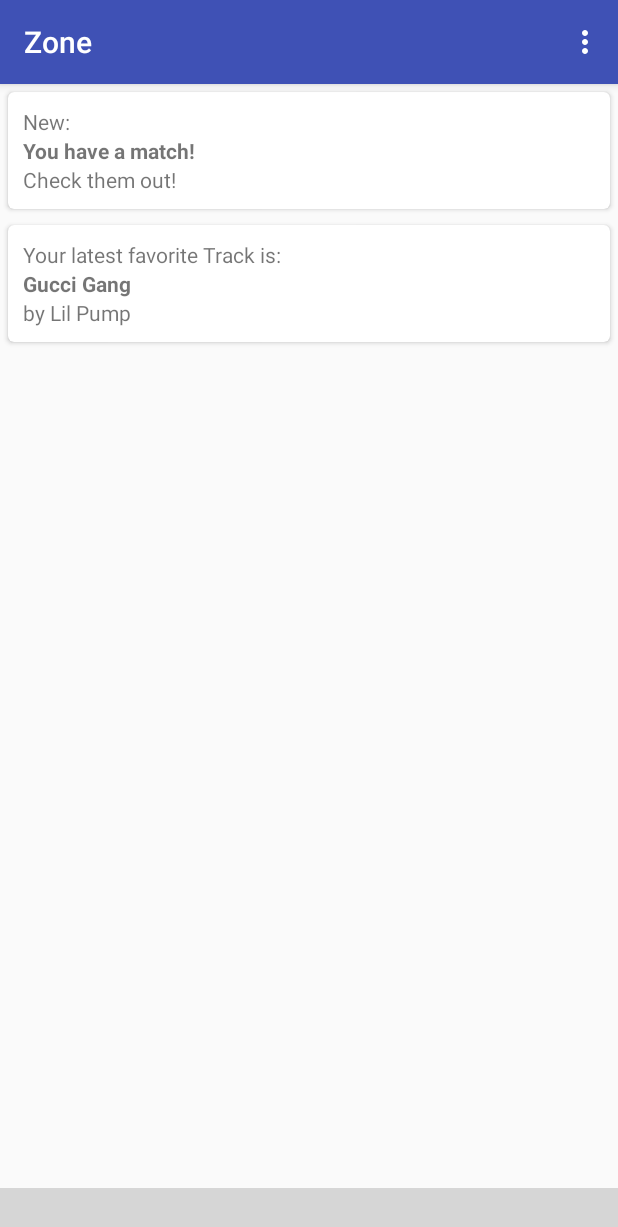
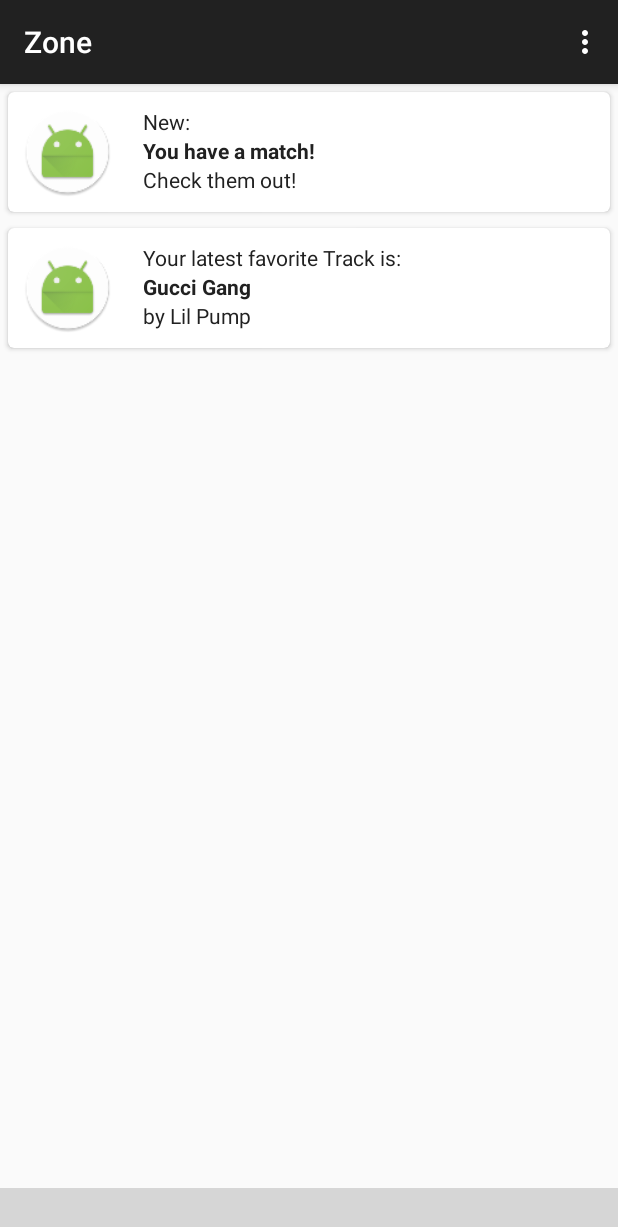
Before and after one commit to sumegim/zone-demo, an Android app: the screen it shows after launch once a user with an empty profile is signed in (MainActivity), on a phone screen of 412 x 824 dp. Shown: the top 1227 px of the screen. Run offline under Robolectric (Android 15) with nearby library versions, the phone set to English and light mode, and no system bars; our stand-ins replace Firebase (no records; nobody signed in at launch, a user with empty details on screens opened directly); libraries missing offline, so code that uses them is left out: com.aurelhubert.ahbottomnavigation, com.firebase.ui; plain views replace AHBottomNavigation; 16 statements that could not run were skipped; grey boxes are pictures that could not be loaded.

Commit message:
fragments

```diff
--- /dev/null
+++ b/app/src/main/java/com/example/mars/zonedemo/BottomBarAdapter.java
@@ -0,0 +1,33 @@
+package com.example.mars.zonedemo;
+
+import android.support.v4.app.Fragment;
+import android.support.v4.app.FragmentManager;
+
+import java.util.ArrayList;
+import java.util.List;
+
+/**
+ * Created by mars on 2017.12.15..
+ */
+
+public class BottomBarAdapter extends SmartFragmentStatePagerAdapter {
+    private final List<Fragment> fragments = new ArrayList<>();
+
+    public BottomBarAdapter(FragmentManager fragmentManager) {
+        super(fragmentManager);
+    }
+
+    public void addFragments(Fragment fragment) {
+        fragments.add(fragment);
+    }
+
+    @Override
+    public Fragment getItem(int position) {
+        return fragments.get(position);
+    }
+
+    @Override
+    public int getCount() {
+        return fragments.size();
+    }
+}
--- /dev/null
+++ b/app/src/main/java/com/example/mars/zonedemo/DummyFragment.java
@@ -0,0 +1,75 @@
+package com.example.mars.zonedemo;
+
+import android.os.Bundle;
+import android.support.annotation.Nullable;
+import android.support.v4.app.Fragment;
+import android.support.v7.widget.LinearLayoutManager;
+import android.support.v7.widget.RecyclerView;
+import android.view.LayoutInflater;
+import android.view.View;
+import android.view.ViewGroup;
+
+/**
+ * Created by mars on 2017.12.15..
+ */
+
+public class DummyFragment extends Fragment {
+
+    public DummyFragment() {
+        // Required empty public constructor
+    }
+
+    private RecyclerView recyclerViewPosts;
+    private PostsAdapter postsAdapter;
+
+    private static final String ARG_PAGE= "page";
+    private int pageNumber;
+
+    @Override
+    public void onCreate(@Nullable Bundle savedInstanceState) {
+        super.onCreate(savedInstanceState);
+        if (getArguments() != null) {
+            pageNumber = getArguments().getInt(ARG_PAGE);
+        }
+
+    }
+    @Override
+    public View onCreateView(LayoutInflater inflater, ViewGroup container,
+                             Bundle savedInstanceState) {
+
+        View rootView = inflater.inflate(R.layout.content_posts, container, false);
+
+        postsAdapter = new PostsAdapter(getActivity());
+        recyclerViewPosts = (RecyclerView) rootView.findViewById(R.id.recyclerViewPosts);
+
+        LinearLayoutManager layoutManager = new LinearLayoutManager(getContext());
+        //layoutManager.setReverseLayout(true);
+        //layoutManager.setStackFromEnd(true);
+
+        recyclerViewPosts.setLayoutManager(layoutManager);
+        recyclerViewPosts.setAdapter(postsAdapter);
+
+        initPostsListener(pageNumber);
+
+        return rootView;
+
+    }
+
+    private void initPostsListener(int p) {
+
+        if(p == 1){
+            for (int i = 0; i < 10; i++) {
+                Post newPost = new Post("007", "User " + i + " is Listening to:", "Track " + i, "by Big Shaq");
+                postsAdapter.addPost(newPost, "key");
+            }
+        }
+        if (p == 0) {
+            Post newPost = new Post("007", "Your latest favorite Track is:", "Gucci Gang", "by Lil Pump");
+            Post newPost2 = new Post("007", "New:", "You have a match!", "Check them out!");
+            postsAdapter.addPost(newPost2, "key");
+            postsAdapter.addPost(newPost, "key");
+        }
+
+    }
+
+}
--- a/app/src/main/java/com/example/mars/zonedemo/MainActivity.java
+++ b/app/src/main/java/com/example/mars/zonedemo/MainActivity.java
@@ -1,60 +1,70 @@
 package com.example.mars.zonedemo;
 
 import android.content.Intent;
+import android.graphics.Color;
 import android.os.Bundle;
+import android.os.Handler;
 import android.support.annotation.NonNull;
-import android.support.design.widget.BottomNavigationView;
 import android.support.v7.app.AppCompatActivity;
-import android.support.v7.widget.GridLayoutManager;
-import android.support.v7.widget.LinearLayoutManager;
-import android.support.v7.widget.RecyclerView;
+import android.support.v7.app.AppCompatDelegate;
+import android.support.v7.widget.Toolbar;
 import android.view.Menu;
 import android.view.MenuItem;
-import android.widget.TextView;
 
 import com.aurelhubert.ahbottomnavigation.AHBottomNavigation;
 import com.aurelhubert.ahbottomnavigation.AHBottomNavigationItem;
+import com.aurelhubert.ahbottomnavigation.notification.AHNotification;
 import com.firebase.ui.auth.AuthUI;
 import com.google.android.gms.tasks.OnCompleteListener;
 import com.google.android.gms.tasks.Task;
-import com.google.firebase.auth.FirebaseAuth;
 
 public class MainActivity extends AppCompatActivity {
 
-    private TextView mTextMessage;
-    private String welcomemsg = "Welcome " + FirebaseAuth.getInstance().getCurrentUser().getDisplayName() + "!\n\nIt's time to get in the Zone!";
+    private AHBottomNavigation bottomNavigation;
+    private Toolbar toolbar;
+    private NoSwipePager viewPager;
+    private BottomBarAdapter pagerAdapter;
 
-    private BottomNavigationView.OnNavigationItemSelectedListener mOnNavigationItemSelectedListener
-            = new BottomNavigationView.OnNavigationItemSelectedListener() {
-
-        @Override
-        public boolean onNavigationItemSelected(@NonNull MenuItem item) {
-            switch (item.getItemId()) {
-                case R.id.navigation_home:
-                    mTextMessage.setText(welcomemsg);
-                    return true;
-                case R.id.navigation_dashboard:
-                    mTextMessage.setText("What are your Friends listening to?");
-                    return true;
-                case R.id.navigation_notifications:
-                    mTextMessage.setText("Discover new People and new Music");
-                    return true;
-            }
-            return false;
-        }
-
-    };
-
-    private RecyclerView recyclerViewPosts;
-    private PostsAdapter postsAdapter;
+    private boolean notificationVisible = false;
 
     @Override
     protected void onCreate(Bundle savedInstanceState) {
         super.onCreate(savedInstanceState);
         setContentView(R.layout.activity_main);
 
-        AHBottomNavigation bottomNavigation = (AHBottomNavigation) findViewById(R.id.bottom_navigation);
+        AppCompatDelegate.setDefaultNightMode(
+                AppCompatDelegate.MODE_NIGHT_YES);
 
+        //toolbar = (Toolbar) findViewById(R.id.toolbar);
+        //setSupportActionBar(toolbar);
+        //noinspection ConstantConditions
+        //getSupportActionBar().setTitle("Bottom Navigation");
+
+        setupViewPager();
+
+        bottomNavigation = (AHBottomNavigation) findViewById(R.id.bottom_navigation);
+
+        setupBottomNavStyle();
+        //setupbehavior todo
+
+        addBottomNavigationItems();
+        bottomNavigation.setCurrentItem(0);
+
+        bottomNavigation.setOnTabSelectedListener(new AHBottomNavigation.OnTabSelectedListener() {
+            @Override
+            public boolean onTabSelected(int position, boolean wasSelected) {
+//                fragment.updateColor(ContextCompat.getColor(MainActivity.this, colors[position]));
+
+                if (!wasSelected)
+                    viewPager.setCurrentItem(position);
+
+                return true;
+            }
+        });
+
+    }
+
+    private void addBottomNavigationItems(){
         AHBottomNavigationItem item1 = new AHBottomNavigationItem("You", R.drawable.account);
         AHBottomNavigationItem item2 = new AHBottomNavigationItem("Friends", R.drawable.account_multiple);
         AHBottomNavigationItem item3 = new AHBottomNavigationItem("Discover", R.drawable.human_greeting);
@@ -62,34 +72,72 @@ public class MainActivity extends AppCompatActivity {
         bottomNavigation.addItem(item1);
         bottomNavigation.addItem(item2);
         bottomNavigation.addItem(item3);
+    }
 
+    private void setupBottomNavStyle(){
         bottomNavigation.setBehaviorTranslationEnabled(true);
         bottomNavigation.setTranslucentNavigationEnabled(true);
 
-        postsAdapter = new PostsAdapter(getApplicationContext());
-        recyclerViewPosts = (RecyclerView) findViewById(
-                R.id.recyclerViewPosts);
-        LinearLayoutManager layoutManager = new LinearLayoutManager(this);
-        layoutManager.setReverseLayout(true);
-        layoutManager.setStackFromEnd(true);
+        bottomNavigation.setDefaultBackgroundColor(getResources().getColor(R.color.colorPrimary));
+        bottomNavigation.setAccentColor(getResources().getColor(R.color.colorAccent));
+        bottomNavigation.setInactiveColor(getResources().getColor(R.color.colorDirty));
 
-        recyclerViewPosts.setLayoutManager(new GridLayoutManager(recyclerViewPosts.getContext(), 1));
-        recyclerViewPosts.setAdapter(postsAdapter);
+        // Colors for selected (active) and non-selected items.
+        bottomNavigation.setColoredModeColors(getResources().getColor(R.color.colorAccent),
+                getResources().getColor(R.color.colorPrimaryLight));
 
-        initPostsListener();
+        //  Enables Reveal effect
+        //bottomNavigation.setColored(true);
+
+        //  Displays item Title always (for selected and non-selected items)
+        bottomNavigation.setTitleState(AHBottomNavigation.TitleState.ALWAYS_SHOW);
     }
-    private void initPostsListener() {
-        /*for (int i = 0; i < 10; i++) {
-            Post newPost = new Post("007", "User " + i + " is Listening to:", "Track " + i, "by Big Shaq");
-            postsAdapter.addPost(newPost, "key");
-        }*/
 
-        Post newPost = new Post("007", "Your latest favorite Track is:", "Gucci Gang", "by Lil Pump");
-        Post newPost2 = new Post("007", "New:", "You have a match!", "Check them out!");
-        postsAdapter.addPost(newPost2, "key");
-        postsAdapter.addPost(newPost, "key");
+    private void setupViewPager(){
+        viewPager = (NoSwipePager) findViewById(R.id.viewpager);
+        viewPager.setPagingEnabled(false);
 
+        pagerAdapter = new BottomBarAdapter(getSupportFragmentManager());
+
+        pagerAdapter.addFragments(createFragment(0));
+        pagerAdapter.addFragments(createFragment(1));
+        pagerAdapter.addFragments(createFragment(2));
+
+        viewPager.setAdapter(pagerAdapter);
     }
+
+    private void createFakeNotification() {
+        new Handler().postDelayed(new Runnable() {
+            @Override
+            public void run() {
+                AHNotification notification = new AHNotification.Builder()
+                        .setText("1")
+                        .setBackgroundColor(Color.YELLOW)
+                        .setTextColor(Color.BLACK)
+                        .build();
+                // Adding notification to last item.
+
+                bottomNavigation.setNotification(notification, bottomNavigation.getItemsCount() - 1);
+
+                notificationVisible = true;
+            }
+        }, 1000);
+    }
+
+    @NonNull
+    private DummyFragment createFragment(int p) {
+        DummyFragment fragment = new DummyFragment();
+        fragment.setArguments(passFragmentArguments(p));
+        return fragment;
+    }
+
+    @NonNull
+    private Bundle passFragmentArguments(int p) {
+        Bundle bundle = new Bundle();
+        bundle.putInt("page", p);
+        return bundle;
+    }
+
 
 
     @Override
--- /dev/null
+++ b/app/src/main/java/com/example/mars/zonedemo/NoSwipePager.java
@@ -0,0 +1,39 @@
+package com.example.mars.zonedemo;
+
+import android.content.Context;
+import android.support.v4.view.ViewPager;
+import android.util.AttributeSet;
+import android.view.MotionEvent;
+
+/**
+ * Created by mars on 2017.12.15..
+ */
+
+public class NoSwipePager extends ViewPager {
+    private boolean enabled;
+
+    public NoSwipePager(Context context, AttributeSet attrs) {
+        super(context, attrs);
+        this.enabled = true;
+    }
+
+    @Override
+    public boolean onTouchEvent(MotionEvent event) {
+        if (this.enabled) {
+            return super.onTouchEvent(event);
+        }
+        return false;
+    }
+
+    @Override
+    public boolean onInterceptTouchEvent(MotionEvent event) {
+        if (this.enabled) {
+            return super.onInterceptTouchEvent(event);
+        }
+        return false;
+    }
+
+    public void setPagingEnabled(boolean enabled) {
+        this.enabled = enabled;
+    }
+}
--- a/app/src/main/java/com/example/mars/zonedemo/PostsAdapter.java
+++ b/app/src/main/java/com/example/mars/zonedemo/PostsAdapter.java
@@ -64,10 +64,10 @@ public class PostsAdapter extends RecyclerView.Adapter<PostsAdapter.ViewHolder>
         } else {
             viewHolder.imgPost.setVisibility(View.GONE);
         }*/
-        //viewHolder.imgPost.setVisibility(View.VISIBLE); // temp
-        viewHolder.imgPost.setVisibility(View.GONE);
+        viewHolder.imgPost.setVisibility(View.VISIBLE); // temp
+        //viewHolder.imgPost.setVisibility(View.GONE);
 
-        setAnimation(viewHolder.itemView, position);
+        //setAnimation(viewHolder.itemView, position);
     }
 
     @Override
--- /dev/null
+++ b/app/src/main/java/com/example/mars/zonedemo/SmartFragmentStatePagerAdapter.java
@@ -0,0 +1,40 @@
+package com.example.mars.zonedemo;
+
+import android.support.v4.app.Fragment;
+import android.support.v4.app.FragmentManager;
+import android.support.v4.app.FragmentStatePagerAdapter;
+import android.util.SparseArray;
+import android.view.ViewGroup;
+
+/**
+ * Created by mars on 2017.12.15..
+ */
+
+public abstract class SmartFragmentStatePagerAdapter extends FragmentStatePagerAdapter {
+    // Sparse array to keep track of registered fragments in memory
+    private SparseArray<Fragment> registeredFragments = new SparseArray<Fragment>();
+
+    public SmartFragmentStatePagerAdapter(FragmentManager fragmentManager) {
+        super(fragmentManager);
+    }
+
+    // Register the fragment when the item is instantiated
+    @Override
+    public Object instantiateItem(ViewGroup container, int position) {
+        Fragment fragment = (Fragment) super.instantiateItem(container, position);
+        registeredFragments.put(position, fragment);
+        return fragment;
+    }
+
+    // Unregister when the item is inactive
+    @Override
+    public void destroyItem(ViewGroup container, int position, Object object) {
+        registeredFragments.remove(position);
+        super.destroyItem(container, position, object);
+    }
+
+    // Returns the fragment for the position (if instantiated)
+    public Fragment getRegisteredFragment(int position) {
+        return registeredFragments.get(position);
+    }
+}
--- a/app/src/main/res/layout/activity_main.xml
+++ b/app/src/main/res/layout/activity_main.xml
@@ -25,16 +25,12 @@
 
         </android.support.design.widget.AppBarLayout>
 
-        <FrameLayout
-            android:id="@+id/frame"
+        <com.example.mars.zonedemo.NoSwipePager
+            android:id="@+id/viewpager"
             android:layout_width="match_parent"
             android:layout_height="match_parent"
-            app:layout_behavior="@string/appbar_scrolling_view_behavior"/>
-
-        <include
-            layout="@layout/content_posts"
-            android:layout_width="match_parent"
-            android:layout_height="match_parent" />
+            app:layout_behavior="@string/appbar_scrolling_view_behavior"
+            tools:background="#EFEFEF"/>
 
         <com.aurelhubert.ahbottomnavigation.AHBottomNavigation
             android:id="@+id/bottom_navigation"
--- a/app/src/main/res/layout/card_post.xml
+++ b/app/src/main/res/layout/card_post.xml
@@ -40,17 +40,20 @@
 
                 <TextView
                     android:id="@+id/tvAuthor"
+                    android:textColor="@color/colorPrimary"
                     android:layout_width="wrap_content"
                     android:layout_height="wrap_content" />
 
                 <TextView
                     android:id="@+id/tvTitle"
+                    android:textColor="@color/colorPrimary"
                     android:layout_width="wrap_content"
                     android:layout_height="wrap_content"
                     android:textStyle="bold" />
 
                 <TextView
                     android:id="@+id/tvBody"
+                    android:textColor="@color/colorPrimary"
                     android:layout_width="wrap_content"
                     android:layout_height="wrap_content" />
 
--- a/app/src/main/res/layout/content_posts.xml
+++ b/app/src/main/res/layout/content_posts.xml
@@ -1,7 +1,17 @@
 <?xml version="1.0" encoding="utf-8"?>
-<android.support.v7.widget.RecyclerView xmlns:android="http://schemas.android.com/apk/res/android"
-    xmlns:app="http://schemas.android.com/apk/res-auto"
-    android:id="@+id/recyclerViewPosts"
-    app:layout_behavior="@string/appbar_scrolling_view_behavior"
+
+<FrameLayout xmlns:android="http://schemas.android.com/apk/res/android"
+    xmlns:tools="http://schemas.android.com/tools"
     android:layout_width="match_parent"
-    android:layout_height="match_parent" />
+    android:layout_height="match_parent"
+    android:background="@color/bg_light"
+    tools:context="com.example.mars.zonedemo.DummyFragment">
+
+    <android.support.v7.widget.RecyclerView xmlns:android="http://schemas.android.com/apk/res/android"
+        xmlns:app="http://schemas.android.com/apk/res-auto"
+        android:id="@+id/recyclerViewPosts"
+        app:layout_behavior="@string/appbar_scrolling_view_behavior"
+        android:layout_width="match_parent"
+        android:layout_height="match_parent" />
+
+</FrameLayout>
--- a/app/src/main/res/values/colors.xml
+++ b/app/src/main/res/values/colors.xml
@@ -1,6 +1,10 @@
 <?xml version="1.0" encoding="utf-8"?>
 <resources>
-    <color name="colorPrimary">#3F51B5</color>
-    <color name="colorPrimaryDark">#303F9F</color>
-    <color name="colorAccent">#FF4081</color>
+    <color name="colorPrimary">#212121</color>
+    <color name="colorPrimaryDark">#000000</color>
+    <color name="colorPrimaryLight">#484848</color>
+    <color name="colorAccent">#d50000</color>
+    <color name="colorDirty">#e0e0e0</color>
+
+    <color name="bg_light">#fafafa</color>
 </resources>
```
